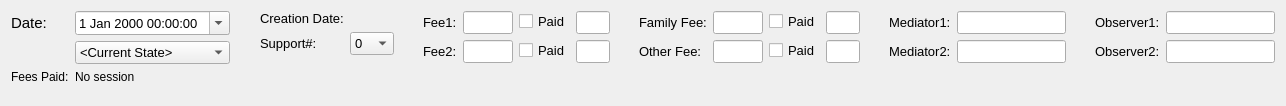
This is drc/gui/mediationsessionform.ui in lansdon/cpts483_drc as Qt 5 draws it before an edit. The edited form follows.
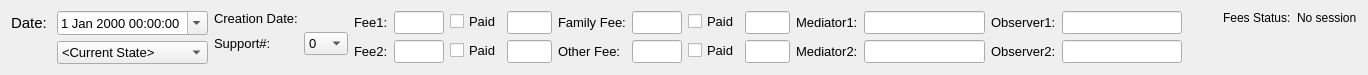
This is the edited form.

Diff of the .ui file:
```diff
--- a/drc/gui/mediationsessionform.ui
+++ b/drc/gui/mediationsessionform.ui
@@ -6,8 +6,8 @@
    <rect>
     <x>0</x>
     <y>0</y>
-    <width>1286</width>
-    <height>106</height>
+    <width>1368</width>
+    <height>72</height>
    </rect>
   </property>
   <property name="sizePolicy">
@@ -97,35 +97,8 @@
        </item>
       </widget>
      </item>
-     <item row="2" column="0">
-      <widget class="QLabel" name="FeesPaidLabel">
-       <property name="text">
-        <string>Fees Paid:</string>
-       </property>
-      </widget>
-     </item>
-     <item row="2" column="1">
-      <widget class="QLabel" name="feePaidDisplayLabel">
-       <property name="text">
-        <string>No session</string>
-       </property>
-      </widget>
-     </item>
     </layout>
    </item>
-   <item>
-    <spacer name="horizontalSpacer_4">
-     <property name="orientation">
-      <enum>Qt::Horizontal</enum>
-     </property>
-     <property name="sizeHint" stdset="0">
-      <size>
-       <width>40</width>
-       <height>20</height>
-      </size>
-     </property>
-    </spacer>
-   </item>
    <item>
     <layout class="QFormLayout" name="formLayout_2">
      <property name="sizeConstraint">
@@ -248,19 +221,6 @@
      </item>
     </layout>
    </item>
-   <item>
-    <spacer name="horizontalSpacer_3">
-     <property name="orientation">
-      <enum>Qt::Horizontal</enum>
-     </property>
-     <property name="sizeHint" stdset="0">
-      <size>
-       <width>40</width>
-       <height>20</height>
-      </size>
-     </property>
-    </spacer>
-   </item>
    <item>
     <layout class="QFormLayout" name="formLayout_9">
      <property name="sizeConstraint">
@@ -396,19 +356,6 @@
      </item>
     </layout>
    </item>
-   <item>
-    <spacer name="horizontalSpacer_2">
-     <property name="orientation">
-      <enum>Qt::Horizontal</enum>
-     </property>
-     <property name="sizeHint" stdset="0">
-      <size>
-       <width>40</width>
-       <height>20</height>
-      </size>
-     </property>
-    </spacer>
-   </item>
    <item>
     <layout class="QFormLayout" name="formLayout_10">
      <property name="sizeConstraint">
@@ -541,19 +488,6 @@
      </item>
     </layout>
    </item>
-   <item>
-    <spacer name="horizontalSpacer_5">
-     <property name="orientation">
-      <enum>Qt::Horizontal</enum>
-     </property>
-     <property name="sizeHint" stdset="0">
-      <size>
-       <width>40</width>
-       <height>20</height>
-      </size>
-     </property>
-    </spacer>
-   </item>
    <item>
     <layout class="QFormLayout" name="formLayout_3">
      <property name="sizeConstraint">
@@ -612,19 +546,6 @@
      </item>
     </layout>
    </item>
-   <item>
-    <spacer name="horizontalSpacer_6">
-     <property name="orientation">
-      <enum>Qt::Horizontal</enum>
-     </property>
-     <property name="sizeHint" stdset="0">
-      <size>
-       <width>40</width>
-       <height>20</height>
-      </size>
-     </property>
-    </spacer>
-   </item>
    <item>
     <layout class="QFormLayout" name="formLayout_4">
      <property name="sizeConstraint">
@@ -680,6 +601,40 @@
      </item>
     </layout>
    </item>
+   <item>
+    <spacer name="horizontalSpacer_2">
+     <property name="orientation">
+      <enum>Qt::Horizontal</enum>
+     </property>
+     <property name="sizeHint" stdset="0">
+      <size>
+       <width>40</width>
+       <height>20</height>
+      </size>
+     </property>
+    </spacer>
+   </item>
+   <item>
+    <layout class="QFormLayout" name="formLayout_11">
+     <property name="formAlignment">
+      <set>Qt::AlignLeading|Qt::AlignLeft|Qt::AlignTop</set>
+     </property>
+     <item row="0" column="0">
+      <widget class="QLabel" name="FeesPaidLabel">
+       <property name="text">
+        <string>Fees Status:</string>
+       </property>
+      </widget>
+     </item>
+     <item row="0" column="1">
+      <widget class="QLabel" name="feePaidDisplayLabel">
+       <property name="text">
+        <string>No session</string>
+       </property>
+      </widget>
+     </item>
+    </layout>
+   </item>
   </layout>
  </widget>
  <tabstops>
```
